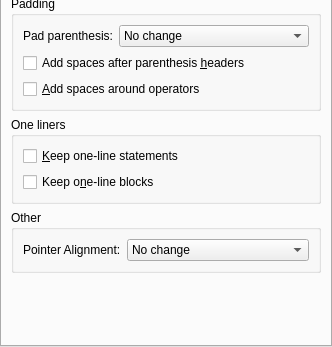
First picture: the form in plugins/astyle/astyle_preferences.ui, repository KDE/kdevelop, before the edit; both pictures show x 0 to 332 and y 253 to 600 of the 332 by 600 pixel window.
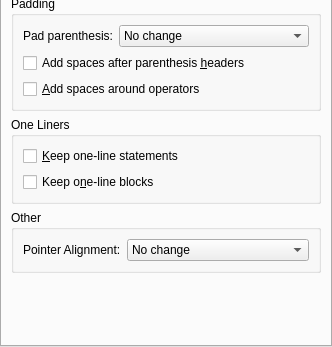
Second picture: the form after the edit. The open tabs and pages were chosen to show the change. Custom widgets are drawn as their Qt base class.

Commit message:
astyle: add more UI context marker for strings, fix some style
GIT_SILENT

```diff
--- a/plugins/astyle/astyle_preferences.ui
+++ b/plugins/astyle/astyle_preferences.ui
@@ -509,7 +509,7 @@
        <item>
         <widget class="QGroupBox" name="gpOneLiners">
          <property name="title">
-          <string>One liners</string>
+          <string comment="@title:group">One Liners</string>
          </property>
          <layout class="QVBoxLayout" name="verticalLayout_7">
           <item>
```
Left out of the diff: 132 changed lines with no effect on the pictures.
